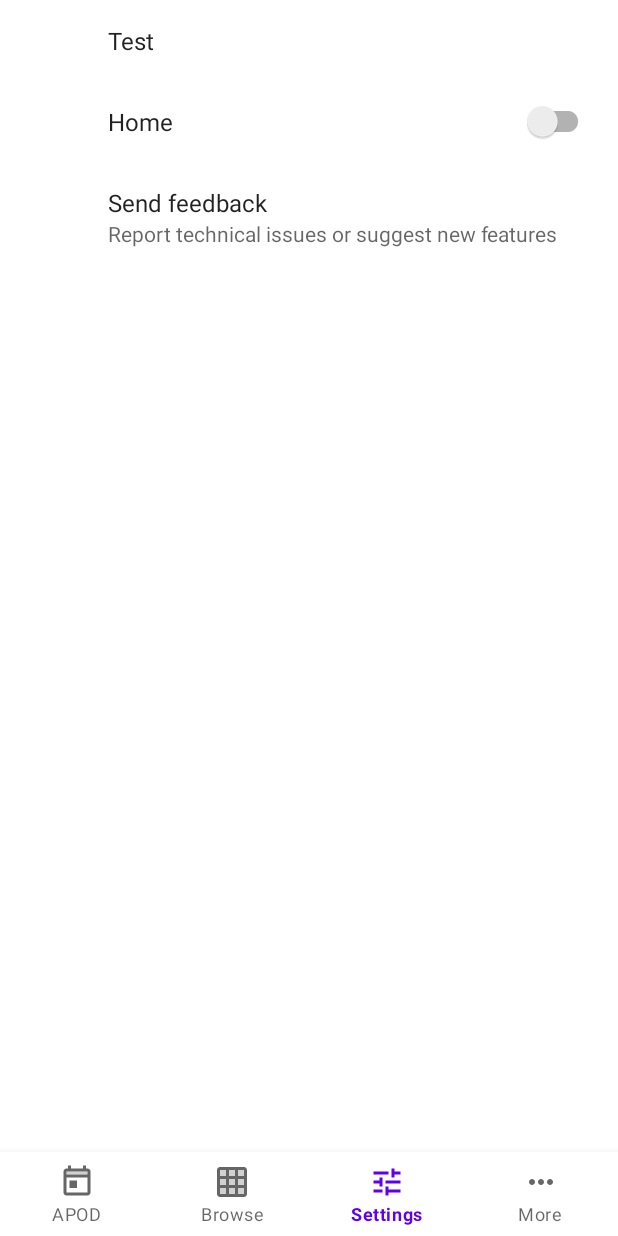
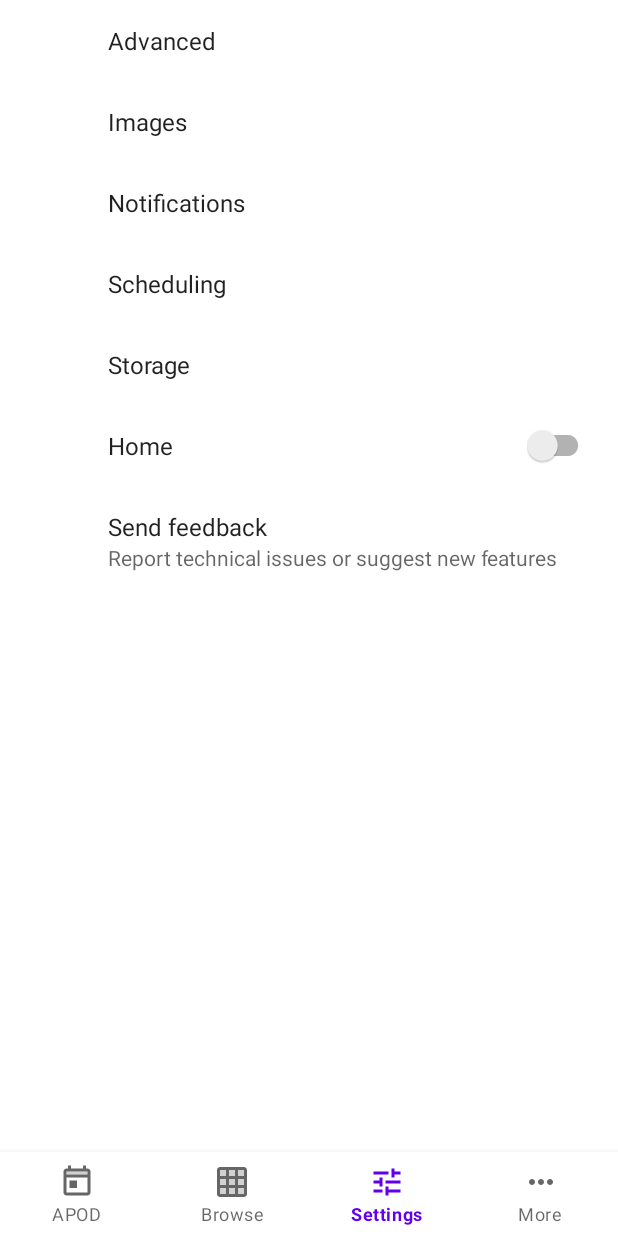
Before and after one commit to JakeSteam/Apod-Wallpaper-2, an Android app: the SettingsFragment screen opened through its navigation route, on a phone screen of 412 x 824 dp. Run offline under Robolectric (Android 15) with nearby library versions, the phone set to English and light mode, and no system bars; our stand-ins replace androidx.preference, navigation-ui, paging; libraries missing offline, so code that uses them is left out: androidx.paging, androidx.paging.toLiveData; pictures from the network do not load.

Commit message:
Adds all settings pages

```diff
--- a/app/src/main/java/uk/co/jakelee/apodwallpaper/ui/settings/SettingsFragment.kt
+++ b/app/src/main/java/uk/co/jakelee/apodwallpaper/ui/settings/SettingsFragment.kt
@@ -16,7 +16,11 @@ class SettingsFragment : SettingsBaseFragment() {
 
     override fun onNavigationPreferenceClicked(pref: Preference) {
         when (pref.key) {
+            "toAdvanced" -> findNavController().navigate(R.id.open_settings_advanced)
+            "toImages" -> findNavController().navigate(R.id.open_settings_images)
             "toNotifications" -> findNavController().navigate(R.id.open_settings_notifications)
+            "toScheduling" -> findNavController().navigate(R.id.open_settings_scheduling)
+            "toStorage" -> findNavController().navigate(R.id.open_settings_storage)
         }
     }
 
--- a/app/src/main/res/navigation/mobile_navigation.xml
+++ b/app/src/main/res/navigation/mobile_navigation.xml
@@ -51,13 +51,45 @@
         android:name="uk.co.jakelee.apodwallpaper.ui.settings.SettingsFragment"
         android:label="@string/title_settings" >
         <action
+            android:id="@+id/open_settings_advanced"
+            app:destination="@id/navigation_settings_advanced" />
+        <action
+            android:id="@+id/open_settings_images"
+            app:destination="@id/navigation_settings_images" />
+        <action
             android:id="@+id/open_settings_notifications"
             app:destination="@id/navigation_settings_notifications" />
+        <action
+            android:id="@+id/open_settings_scheduling"
+            app:destination="@id/navigation_settings_scheduling" />
+        <action
+            android:id="@+id/open_settings_storage"
+            app:destination="@id/navigation_settings_storage" />
     </fragment>
+
+    <fragment
+        android:id="@+id/navigation_settings_advanced"
+        android:name="uk.co.jakelee.apodwallpaper.ui.settings.SettingsAdvancedFragment"
+        android:label="@string/title_settings"  />
+
+    <fragment
+        android:id="@+id/navigation_settings_images"
+        android:name="uk.co.jakelee.apodwallpaper.ui.settings.SettingsImagesFragment"
+        android:label="@string/title_settings"  />
 
     <fragment
         android:id="@+id/navigation_settings_notifications"
         android:name="uk.co.jakelee.apodwallpaper.ui.settings.SettingsNotificationsFragment"
+        android:label="@string/title_settings"  />
+
+    <fragment
+        android:id="@+id/navigation_settings_scheduling"
+        android:name="uk.co.jakelee.apodwallpaper.ui.settings.SettingsSchedulingFragment"
+        android:label="@string/title_settings"  />
+
+    <fragment
+        android:id="@+id/navigation_settings_storage"
+        android:name="uk.co.jakelee.apodwallpaper.ui.settings.SettingsStorageFragment"
         android:label="@string/title_settings"  />
 
     <fragment
--- a/app/src/main/res/xml/preferences.xml
+++ b/app/src/main/res/xml/preferences.xml
@@ -2,9 +2,29 @@
 <PreferenceScreen xmlns:app="http://schemas.android.com/apk/res-auto">
 
     <Preference
+        app:key="toAdvanced"
+        app:persistent="false"
+        app:title="Advanced" />
+
+    <Preference
+        app:key="toImages"
+        app:persistent="false"
+        app:title="Images" />
+
+    <Preference
         app:key="toNotifications"
         app:persistent="false"
-        app:title="Test" />
+        app:title="Notifications" />
+
+    <Preference
+        app:key="toScheduling"
+        app:persistent="false"
+        app:title="Scheduling" />
+
+    <Preference
+        app:key="toStorage"
+        app:persistent="false"
+        app:title="Storage" />
 
     <SwitchPreferenceCompat
         app:key="notificationsd"
```
Also changed, not shown: app/src/main/java/uk/co/jakelee/apodwallpaper/ui/settings/SettingsAdvancedFragment.kt (added, +17 -0 lines), app/src/main/java/uk/co/jakelee/apodwallpaper/ui/settings/SettingsImagesFragment.kt (added, +17 -0 lines), app/src/main/java/uk/co/jakelee/apodwallpaper/ui/settings/SettingsSchedulingFragment.kt (added, +17 -0 lines), app/src/main/java/uk/co/jakelee/apodwallpaper/ui/settings/SettingsStorageFragment.kt (added, +17 -0 lines), app/src/main/res/xml/preferences_advanced.xml (added, +13 -0 lines), app/src/main/res/xml/preferences_images.xml (added, +13 -0 lines), app/src/main/res/xml/preferences_scheduling.xml (added, +13 -0 lines), app/src/main/res/xml/preferences_storage.xml (added, +13 -0 lines).
